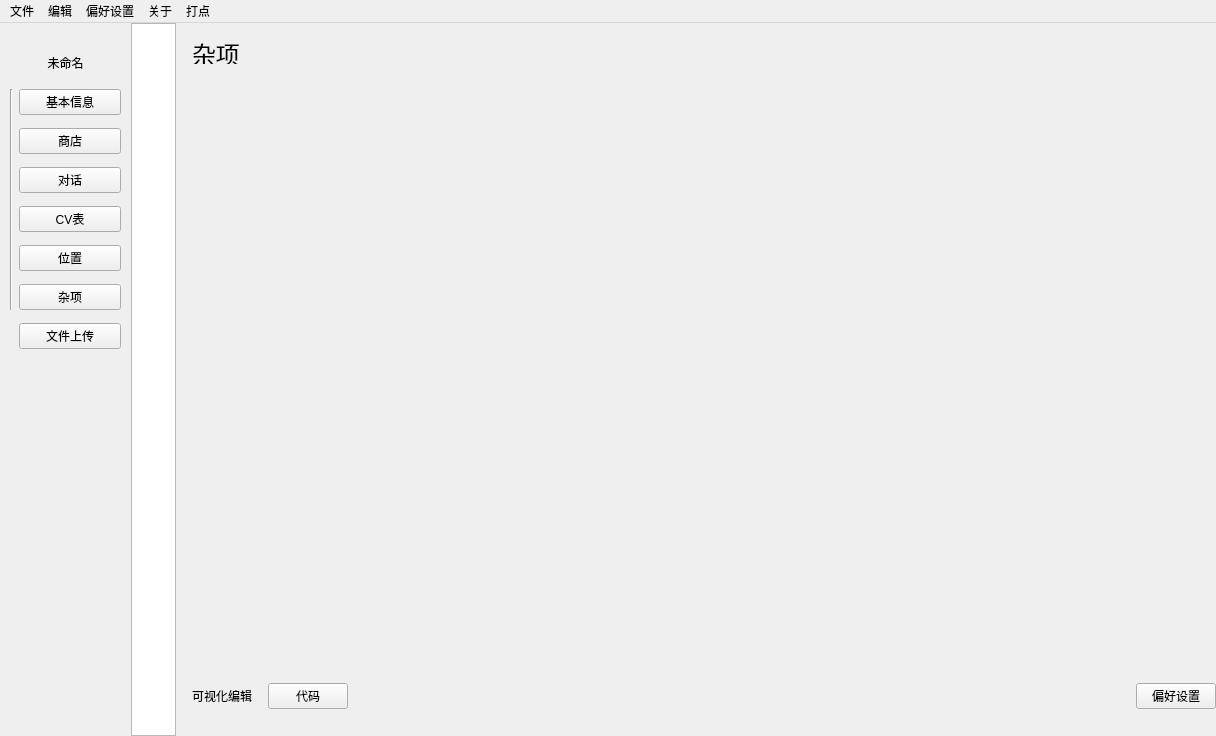
First picture: the form in Visual-Editor/mainwindow.ui, repository Marcus-P-114514/Genshin-Impact-BWiKi-NPC-Editor, before the edit.
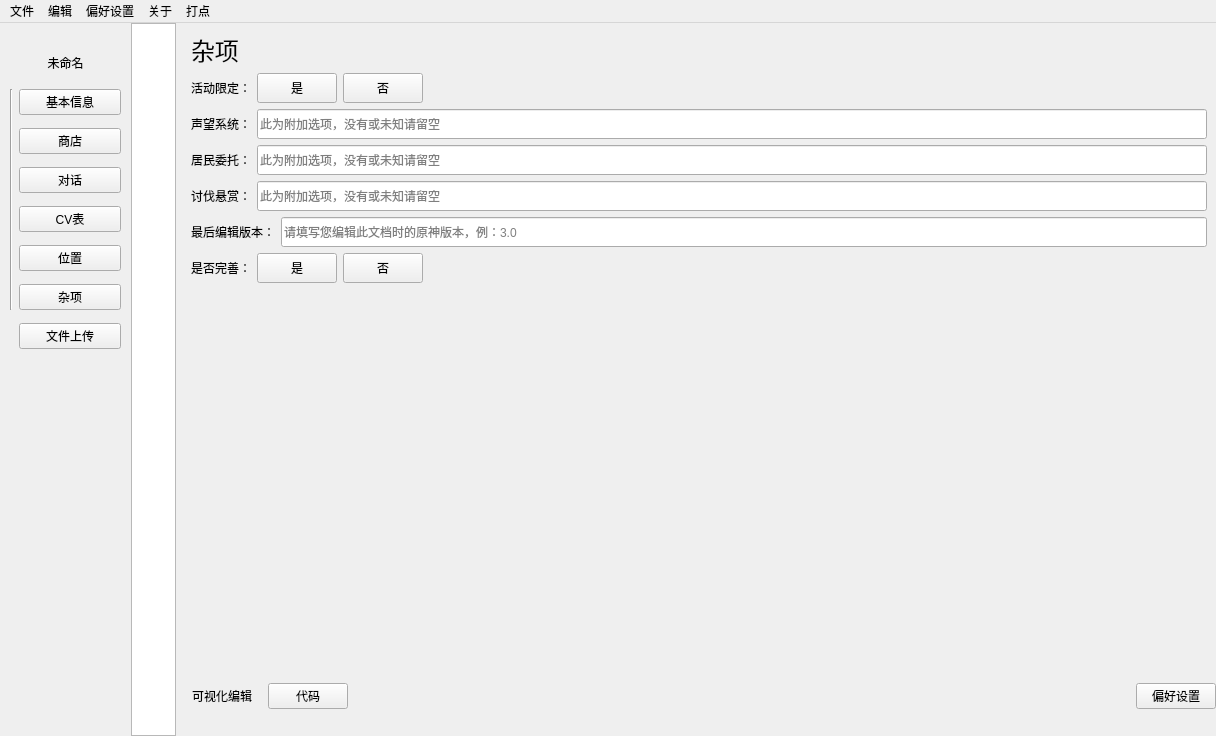
Second picture: the form after the edit. The open tabs and pages were chosen to show the change.

Diff of the .ui file:
```diff
--- a/Visual-Editor/mainwindow.ui
+++ b/Visual-Editor/mainwindow.ui
@@ -2009,22 +2009,251 @@
          </layout>
         </widget>
         <widget class="QWidget" name="page_11">
-         <widget class="QLabel" name="label_7">
-          <property name="geometry">
-           <rect>
-            <x>10</x>
-            <y>20</y>
-            <width>591</width>
-            <height>21</height>
-           </rect>
-          </property>
-          <property name="styleSheet">
-           <string notr="true">font: 18pt;</string>
-          </property>
-          <property name="text">
-           <string>杂项</string>
-          </property>
-         </widget>
+         <layout class="QVBoxLayout" name="verticalLayout_10">
+          <item>
+           <widget class="QLabel" name="label_7">
+            <property name="styleSheet">
+             <string notr="true">font: 18pt;</string>
+            </property>
+            <property name="text">
+             <string>杂项</string>
+            </property>
+           </widget>
+          </item>
+          <item>
+           <layout class="QHBoxLayout" name="horizontalLayout_20">
+            <item>
+             <widget class="QLabel" name="label_30">
+              <property name="text">
+               <string>活动限定：</string>
+              </property>
+             </widget>
+            </item>
+            <item>
+             <widget class="QPushButton" name="npc_activity_yes">
+              <property name="sizePolicy">
+               <sizepolicy hsizetype="Fixed" vsizetype="Fixed">
+                <horstretch>0</horstretch>
+                <verstretch>0</verstretch>
+               </sizepolicy>
+              </property>
+              <property name="minimumSize">
+               <size>
+                <width>50</width>
+                <height>30</height>
+               </size>
+              </property>
+              <property name="text">
+               <string>是</string>
+              </property>
+             </widget>
+            </item>
+            <item>
+             <widget class="QPushButton" name="npc_activity_no">
+              <property name="sizePolicy">
+               <sizepolicy hsizetype="Fixed" vsizetype="Fixed">
+                <horstretch>0</horstretch>
+                <verstretch>0</verstretch>
+               </sizepolicy>
+              </property>
+              <property name="minimumSize">
+               <size>
+                <width>50</width>
+                <height>30</height>
+               </size>
+              </property>
+              <property name="text">
+               <string>否</string>
+              </property>
+             </widget>
+            </item>
+            <item>
+             <spacer name="horizontalSpacer_13">
+              <property name="orientation">
+               <enum>Qt::Horizontal</enum>
+              </property>
+              <property name="sizeHint" stdset="0">
+               <size>
+                <width>40</width>
+                <height>20</height>
+               </size>
+              </property>
+             </spacer>
+            </item>
+           </layout>
+          </item>
+          <item>
+           <layout class="QGridLayout" name="gridLayout_11">
+            <item row="0" column="0">
+             <widget class="QLabel" name="label_31">
+              <property name="text">
+               <string>声望系统：</string>
+              </property>
+             </widget>
+            </item>
+            <item row="0" column="1">
+             <widget class="QLineEdit" name="npc_frame_sys_edit">
+              <property name="minimumSize">
+               <size>
+                <width>0</width>
+                <height>30</height>
+               </size>
+              </property>
+              <property name="placeholderText">
+               <string>此为附加选项，没有或未知请留空</string>
+              </property>
+             </widget>
+            </item>
+           </layout>
+          </item>
+          <item>
+           <layout class="QHBoxLayout" name="horizontalLayout_21">
+            <item>
+             <widget class="QLabel" name="label_32">
+              <property name="text">
+               <string>居民委托：</string>
+              </property>
+             </widget>
+            </item>
+            <item>
+             <widget class="QLineEdit" name="npc_commision_sys_edit">
+              <property name="minimumSize">
+               <size>
+                <width>0</width>
+                <height>30</height>
+               </size>
+              </property>
+              <property name="placeholderText">
+               <string>此为附加选项，没有或未知请留空</string>
+              </property>
+             </widget>
+            </item>
+           </layout>
+          </item>
+          <item>
+           <layout class="QHBoxLayout" name="horizontalLayout_22">
+            <item>
+             <widget class="QLabel" name="label_33">
+              <property name="text">
+               <string>讨伐悬赏：</string>
+              </property>
+             </widget>
+            </item>
+            <item>
+             <widget class="QLineEdit" name="npc_trounce_edit">
+              <property name="minimumSize">
+               <size>
+                <width>0</width>
+                <height>30</height>
+               </size>
+              </property>
+              <property name="placeholderText">
+               <string>此为附加选项，没有或未知请留空</string>
+              </property>
+             </widget>
+            </item>
+           </layout>
+          </item>
+          <item>
+           <layout class="QHBoxLayout" name="horizontalLayout_23">
+            <item>
+             <widget class="QLabel" name="label_34">
+              <property name="text">
+               <string>最后编辑版本：</string>
+              </property>
+             </widget>
+            </item>
+            <item>
+             <widget class="QLineEdit" name="last_edit_ver_edit">
+              <property name="minimumSize">
+               <size>
+                <width>0</width>
+                <height>30</height>
+               </size>
+              </property>
+              <property name="placeholderText">
+               <string>请填写您编辑此文档时的原神版本，例：3.0</string>
+              </property>
+             </widget>
+            </item>
+           </layout>
+          </item>
+          <item>
+           <layout class="QHBoxLayout" name="horizontalLayout_24">
+            <item>
+             <widget class="QLabel" name="label_35">
+              <property name="text">
+               <string>是否完善：</string>
+              </property>
+             </widget>
+            </item>
+            <item>
+             <widget class="QPushButton" name="file_iscompleted">
+              <property name="sizePolicy">
+               <sizepolicy hsizetype="Fixed" vsizetype="Fixed">
+                <horstretch>0</horstretch>
+                <verstretch>0</verstretch>
+               </sizepolicy>
+              </property>
+              <property name="minimumSize">
+               <size>
+                <width>50</width>
+                <height>30</height>
+               </size>
+              </property>
+              <property name="text">
+               <string>是</string>
+              </property>
+             </widget>
+            </item>
+            <item>
+             <widget class="QPushButton" name="file_requires_work">
+              <property name="sizePolicy">
+               <sizepolicy hsizetype="Fixed" vsizetype="Fixed">
+                <horstretch>0</horstretch>
+                <verstretch>0</verstretch>
+               </sizepolicy>
+              </property>
+              <property name="minimumSize">
+               <size>
+                <width>50</width>
+                <height>30</height>
+               </size>
+              </property>
+              <property name="text">
+               <string>否</string>
+              </property>
+             </widget>
+            </item>
+            <item>
+             <spacer name="horizontalSpacer_14">
+              <property name="orientation">
+               <enum>Qt::Horizontal</enum>
+              </property>
+              <property name="sizeHint" stdset="0">
+               <size>
+                <width>40</width>
+                <height>20</height>
+               </size>
+              </property>
+             </spacer>
+            </item>
+           </layout>
+          </item>
+          <item>
+           <spacer name="verticalSpacer_5">
+            <property name="orientation">
+             <enum>Qt::Vertical</enum>
+            </property>
+            <property name="sizeHint" stdset="0">
+             <size>
+              <width>20</width>
+              <height>339</height>
+             </size>
+            </property>
+           </spacer>
+          </item>
+         </layout>
         </widget>
         <widget class="QWidget" name="page_12">
          <widget class="QLabel" name="label_8">
```
Left out of the diff: 12 changed lines with no effect on the pictures.
